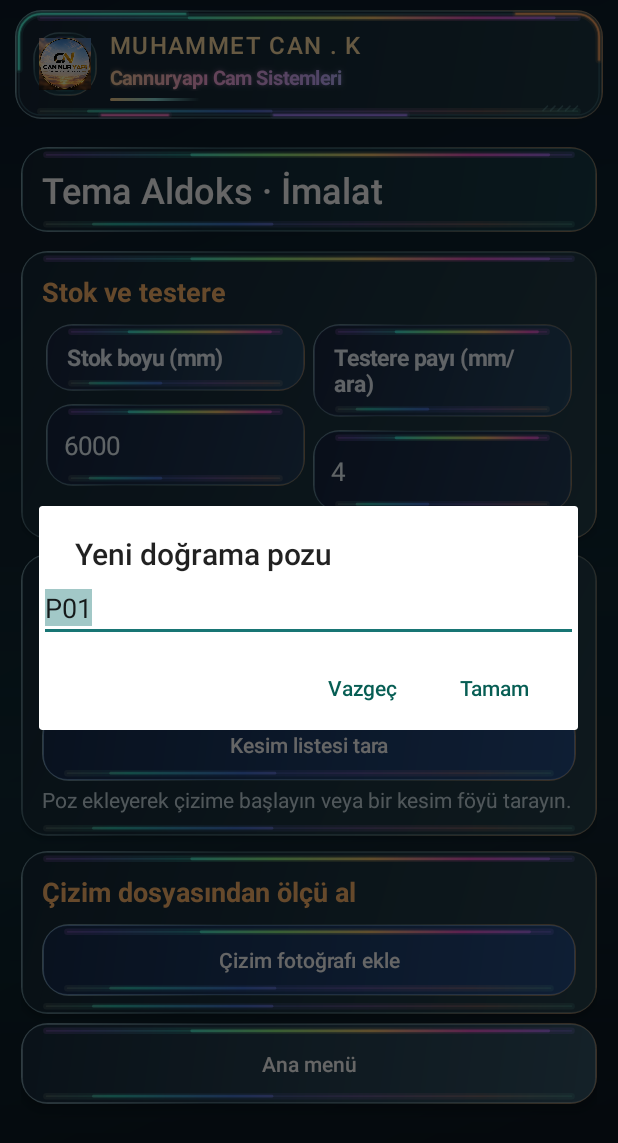
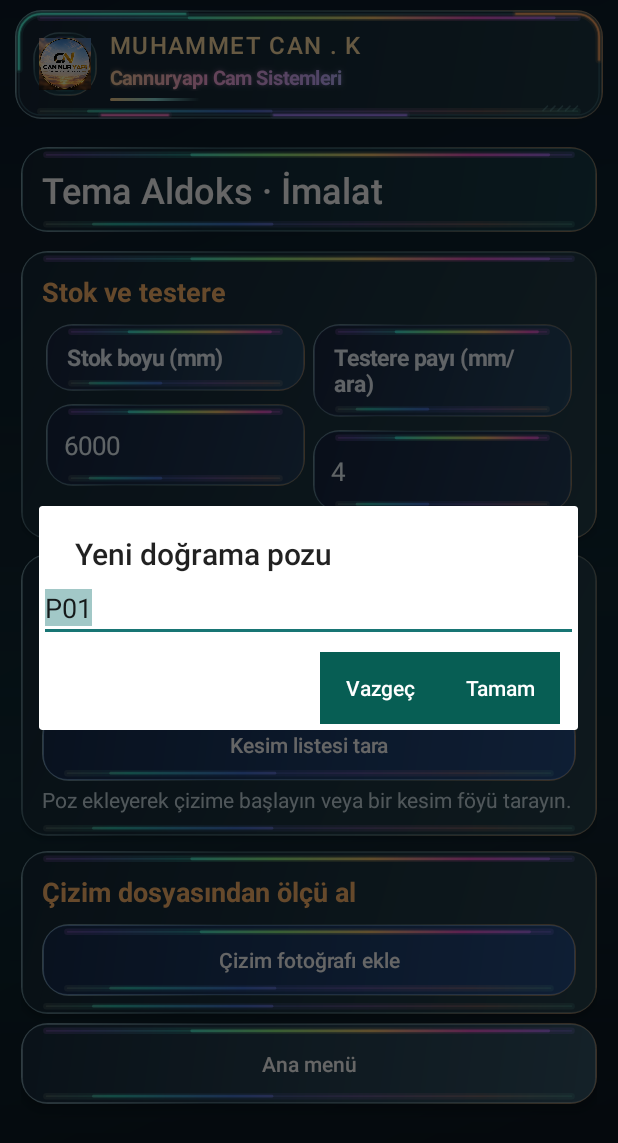
Before and after one commit to muhammetc4nk-ux/profilkesimpro, an Android app: the screen it shows after launch (MainActivity), after a tap on "+ Yeni poz çiz", on a phone screen of 412 x 824 dp. Shown: the top 1143 px of the screen. Run offline under Robolectric (Android 15) with nearby library versions, the phone set to English and light mode, and no system bars; libraries missing offline, so code that uses them is left out: com.google.mlkit.vision; 3 other taps on this screen came first.

Commit message:
Use solid contrasting dialog buttons with explicit white labels and minimum width

```diff
--- a/app/src/main/res/values/workshop_theme.xml
+++ b/app/src/main/res/values/workshop_theme.xml
@@ -22,7 +22,14 @@
   <item name="android:buttonBarNeutralButtonStyle">@style/WorkshopDialogButton</item>
  </style>
  <style name="WorkshopDialogButton" parent="android:style/Widget.Material.Light.Button.Borderless">
-  <item name="android:textColor">#075E54</item>
+  <item name="android:background">#075E54</item>
+  <item name="android:backgroundTint">@null</item>
+  <item name="android:textColor">#FFFFFF</item>
+  <item name="android:textAppearance">@android:style/TextAppearance.Material.Button</item>
+  <item name="android:paddingLeft">16dp</item>
+  <item name="android:paddingRight">16dp</item>
+  <item name="android:minWidth">80dp</item>
+  <item name="android:alpha">1</item>
   <item name="android:textAllCaps">false</item>
   <item name="android:textSize">14sp</item>
   <item name="android:minHeight">48dp</item>
```
